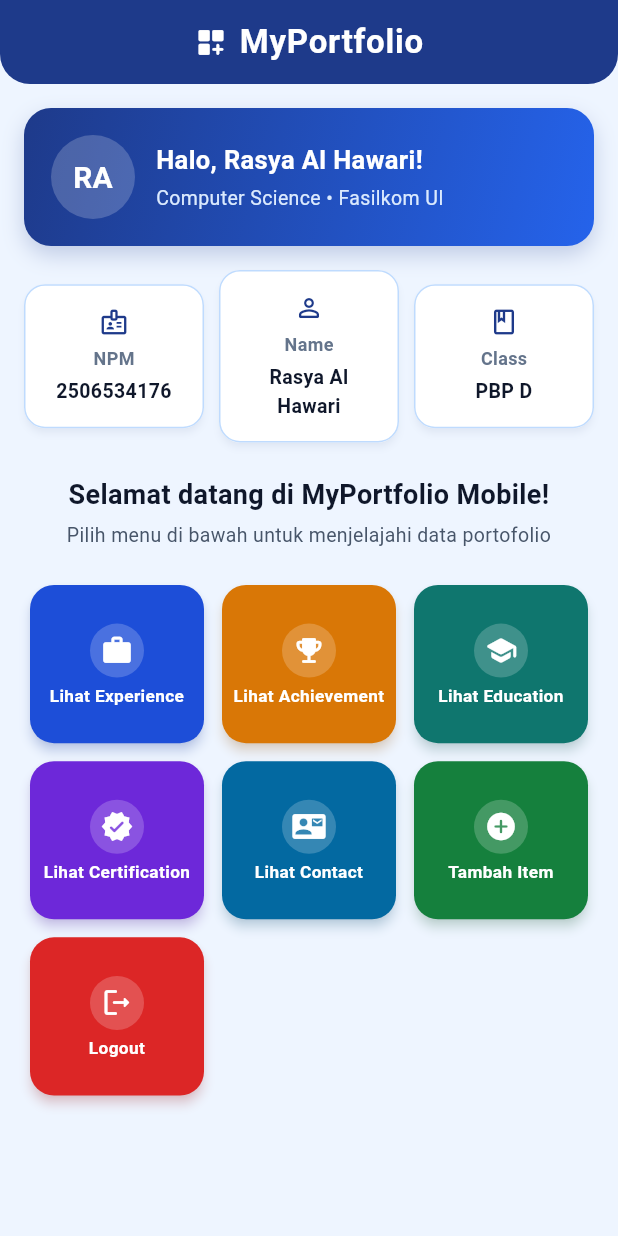
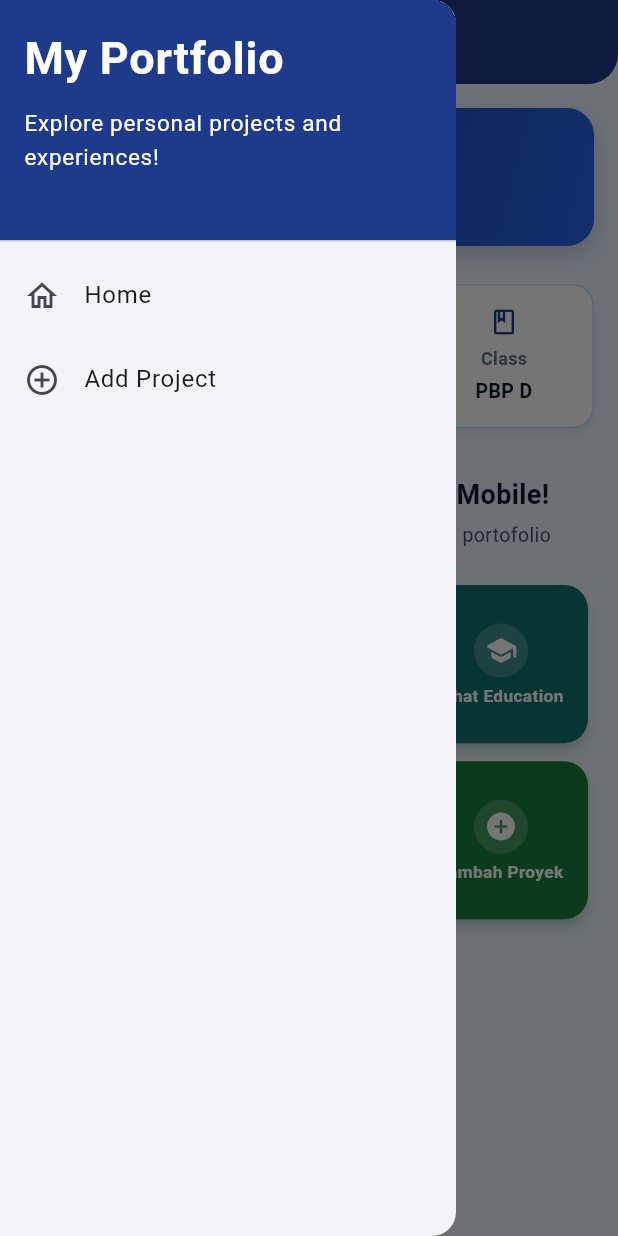
Before and after one commit to rasyaalh/myportofolio_mobile, a Flutter app: the screen it shows after launch, with the side drawer open (before the commit the screen has no drawer), on a phone screen of 412 x 824 dp. Run offline on Flutter 3.47's test engine with Material 3 defaults, Android fonts, the phone set to English and light mode, and no system bars.

Commit message:
Tutorial 09: Flutter Navigation, Layouts, Forms, and Refactoring

```diff
--- a/lib/main.dart
+++ b/lib/main.dart
@@ -1,5 +1,5 @@
 import 'package:flutter/material.dart';
-import 'package:myportofolio_mobile/menu.dart';
+import 'package:myportofolio_mobile/screens/menu.dart';
 
 void main() {
   runApp(const MyApp());
--- a/lib/menu.dart
+++ b/lib/screens/menu.dart
@@ -1,5 +1,7 @@
 import 'package:flutter/material.dart';
 import 'package:flutter/services.dart';
+import 'package:myportofolio_mobile/widgets/left_drawer.dart';
+import 'package:myportofolio_mobile/widgets/project_card.dart';
 
 class MyHomePage extends StatelessWidget {
   MyHomePage({super.key});
@@ -14,7 +16,7 @@ class MyHomePage extends StatelessWidget {
     ItemHomepage("Lihat Education", Icons.school_rounded, const Color(0xFF0F766E)),
     ItemHomepage("Lihat Certification", Icons.verified_rounded, const Color(0xFF6D28D9)),
     ItemHomepage("Lihat Contact", Icons.contact_mail_rounded, const Color(0xFF0369A1)),
-    ItemHomepage("Tambah Item", Icons.add_circle_rounded, const Color(0xFF15803D)),
+    ItemHomepage("Tambah Proyek", Icons.add_circle_rounded, const Color(0xFF15803D)),
     ItemHomepage("Logout", Icons.logout_rounded, const Color(0xFFDC2626)),
   ];
 
@@ -39,6 +41,7 @@ class MyHomePage extends StatelessWidget {
         ),
         centerTitle: true,
         backgroundColor: const Color(0xFF1E3A8A),
+        iconTheme: const IconThemeData(color: Colors.white),
         elevation: 0,
         shape: const RoundedRectangleBorder(
           borderRadius: BorderRadius.vertical(
@@ -46,6 +49,7 @@ class MyHomePage extends StatelessWidget {
           ),
         ),
       ),
+      drawer: const LeftDrawer(),
       body: SingleChildScrollView(
         padding: const EdgeInsets.all(16.0),
         child: Center(
@@ -54,7 +58,6 @@ class MyHomePage extends StatelessWidget {
             child: Column(
               crossAxisAlignment: CrossAxisAlignment.stretch,
               children: [
-                // Hero Banner Profil
                 Container(
                   padding: const EdgeInsets.all(18.0),
                   decoration: BoxDecoration(
@@ -114,8 +117,6 @@ class MyHomePage extends StatelessWidget {
                   ),
                 ),
                 const SizedBox(height: 16.0),
-
-                // Baris 3 InfoCard (NPM, Name, Class)
                 Row(
                   children: [
                     Expanded(
@@ -158,8 +159,6 @@ class MyHomePage extends StatelessWidget {
                   ],
                 ),
                 const SizedBox(height: 22.0),
-
-                // Header Bagian Menu
                 const Text(
                   'Selamat datang di MyPortfolio Mobile!',
                   textAlign: TextAlign.center,
@@ -179,8 +178,6 @@ class MyHomePage extends StatelessWidget {
                   ),
                 ),
                 const SizedBox(height: 16.0),
-
-                // GridView Tombol Aksi
                 GridView.count(
                   primary: false,
                   physics: const NeverScrollableScrollPhysics(),
@@ -268,90 +265,3 @@ class InfoCard extends StatelessWidget {
     );
   }
 }
-
-class ItemHomepage {
-  final String name;
-  final IconData icon;
-  final Color color;
-
-  ItemHomepage(this.name, this.icon, this.color);
-}
-
-class ItemCard extends StatelessWidget {
-  final ItemHomepage item;
-
-  const ItemCard(this.item, {super.key});
-
-  @override
-  Widget build(BuildContext context) {
-    return Material(
-      color: item.color,
-      elevation: 3.0,
-      shadowColor: item.color.withValues(alpha: 0.4),
-      borderRadius: BorderRadius.circular(16),
-      child: InkWell(
-        borderRadius: BorderRadius.circular(16),
-        onTap: () {
-          ScaffoldMessenger.of(context)
-            ..hideCurrentSnackBar()
-            ..showSnackBar(
-              SnackBar(
-                behavior: SnackBarBehavior.floating,
-                backgroundColor: const Color(0xFF0F172A),
-                shape: RoundedRectangleBorder(
-                  borderRadius: BorderRadius.circular(12),
-                ),
-                content: Row(
-                  children: [
-                    Icon(item.icon, color: Colors.white, size: 20),
-                    const SizedBox(width: 10),
-                    Expanded(
-                      child: Text(
-                        "Kamu telah menekan tombol ${item.name}!",
-                        style: const TextStyle(color: Colors.white),
-                      ),
-                    ),
-                  ],
-                ),
-              ),
-            );
-        },
-        child: Container(
-          padding: const EdgeInsets.all(6),
-          child: Center(
-            child: Column(
-              mainAxisAlignment: MainAxisAlignment.center,
-              children: [
-                Container(
-                  padding: const EdgeInsets.all(7),
-                  decoration: BoxDecoration(
-                    color: Colors.white.withValues(alpha: 0.2),
-                    shape: BoxShape.circle,
-                  ),
-                  child: Icon(
-                    item.icon,
-                    color: Colors.white,
-                    size: 22.0,
-                  ),
-                ),
-                const SizedBox(height: 5),
-                Text(
-                  item.name,
-                  textAlign: TextAlign.center,
-                  maxLines: 2,
-                  overflow: TextOverflow.ellipsis,
-                  style: const TextStyle(
-                    color: Colors.white,
-                    fontWeight: FontWeight.w600,
-                    fontSize: 11.5,
-                    height: 1.15,
-                  ),
-                ),
-              ],
-            ),
-          ),
-        ),
-      ),
-    );
-  }
-}
--- /dev/null
+++ b/lib/widgets/left_drawer.dart
@@ -0,0 +1,67 @@
+import 'package:flutter/material.dart';
+import 'package:myportofolio_mobile/screens/menu.dart';
+import 'package:myportofolio_mobile/screens/project_form.dart';
+
+class LeftDrawer extends StatelessWidget {
+  const LeftDrawer({super.key});
+
+  @override
+  Widget build(BuildContext context) {
+    return Drawer(
+      child: ListView(
+        children: [
+          const DrawerHeader(
+            decoration: BoxDecoration(
+              color: Color(0xFF1E3A8A),
+            ),
+            child: Column(
+              crossAxisAlignment: CrossAxisAlignment.start,
+              children: [
+                Text(
+                  'My Portfolio',
+                  style: TextStyle(
+                    fontSize: 30,
+                    fontWeight: FontWeight.bold,
+                    color: Colors.white,
+                  ),
+                ),
+                SizedBox(height: 10),
+                Text(
+                  'Explore personal projects and experiences!',
+                  style: TextStyle(
+                    fontSize: 15,
+                    color: Colors.white,
+                  ),
+                ),
+              ],
+            ),
+          ),
+          ListTile(
+            leading: const Icon(Icons.home_outlined),
+            title: const Text('Home'),
+            onTap: () {
+              Navigator.pushReplacement(
+                context,
+                MaterialPageRoute(
+                  builder: (context) => MyHomePage(),
+                ),
+              );
+            },
+          ),
+          ListTile(
+            leading: const Icon(Icons.add_circle_outline),
+            title: const Text('Add Project'),
+            onTap: () {
+              Navigator.pushReplacement(
+                context,
+                MaterialPageRoute(
+                  builder: (context) => const ProjectFormPage(),
+                ),
+              );
+            },
+          ),
+        ],
+      ),
+    );
+  }
+}
--- /dev/null
+++ b/lib/widgets/project_card.dart
@@ -0,0 +1,98 @@
+import 'package:flutter/material.dart';
+import 'package:myportofolio_mobile/screens/project_form.dart';
+
+class ItemHomepage {
+  final String name;
+  final IconData icon;
+  final Color color;
+
+  ItemHomepage(this.name, this.icon, this.color);
+}
+
+class ItemCard extends StatelessWidget {
+  final ItemHomepage item;
+
+  const ItemCard(this.item, {super.key});
+
+  @override
+  Widget build(BuildContext context) {
+    return Material(
+      color: item.color,
+      elevation: 3.0,
+      shadowColor: item.color.withValues(alpha: 0.4),
+      borderRadius: BorderRadius.circular(16),
+      child: InkWell(
+        borderRadius: BorderRadius.circular(16),
+        onTap: () {
+          ScaffoldMessenger.of(context)
+            ..hideCurrentSnackBar()
+            ..showSnackBar(
+              SnackBar(
+                behavior: SnackBarBehavior.floating,
+                backgroundColor: const Color(0xFF0F172A),
+                shape: RoundedRectangleBorder(
+                  borderRadius: BorderRadius.circular(12),
+                ),
+                content: Row(
+                  children: [
+                    Icon(item.icon, color: Colors.white, size: 20),
+                    const SizedBox(width: 10),
+                    Expanded(
+                      child: Text(
+                        "Kamu telah menekan tombol ${item.name}!",
+                        style: const TextStyle(color: Colors.white),
+                      ),
+                    ),
+                  ],
+                ),
+              ),
+            );
+
+          if (item.name == "Tambah Proyek" || item.name == "Tambah Item") {
+            Navigator.push(
+              context,
+              MaterialPageRoute(
+                builder: (context) => const ProjectFormPage(),
+              ),
+            );
+          }
+        },
+        child: Container(
+          padding: const EdgeInsets.all(6),
+          child: Center(
+            child: Column(
+              mainAxisAlignment: MainAxisAlignment.center,
+              children: [
+                Container(
+                  padding: const EdgeInsets.all(7),
+                  decoration: BoxDecoration(
+                    color: Colors.white.withValues(alpha: 0.2),
+                    shape: BoxShape.circle,
+                  ),
+                  child: Icon(
+                    item.icon,
+                    color: Colors.white,
+                    size: 22.0,
+                  ),
+                ),
+                const SizedBox(height: 5),
+                Text(
+                  item.name,
+                  textAlign: TextAlign.center,
+                  maxLines: 2,
+                  overflow: TextOverflow.ellipsis,
+                  style: const TextStyle(
+                    color: Colors.white,
+                    fontWeight: FontWeight.w600,
+                    fontSize: 11.5,
+                    height: 1.15,
+                  ),
+                ),
+              ],
+            ),
+          ),
+        ),
+      ),
+    );
+  }
+}
```
Also changed, not shown: lib/screens/project_form.dart (added, +247 -0 lines).
